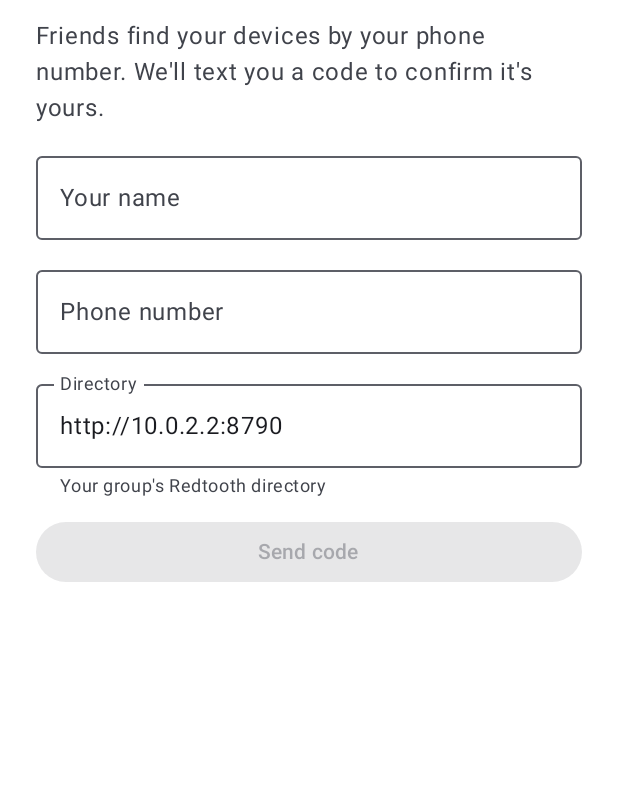
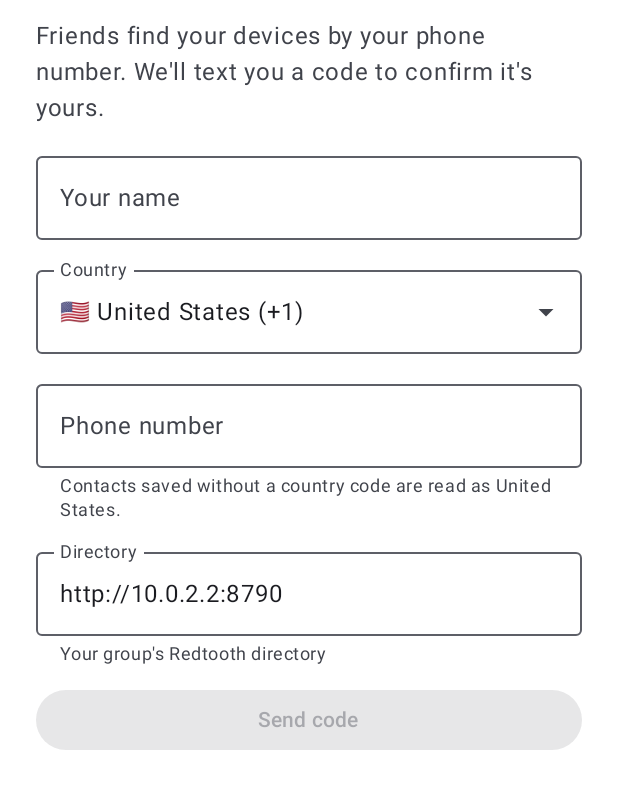
Before and after one commit to AdetayoKalejaiye/redtooth, an Android app built with Jetpack Compose: the screen it shows after launch (MainActivity), on a phone screen of 412 x 824 dp, the part 86-895 px from its top. Run offline under Robolectric (Android 15) with nearby library versions, the phone set to English and light mode, and no system bars; 1 statement that could not run was skipped.

Commit message:
Android: country-aware phone numbers
Kotlin Phones.normalize follows the desktop's per-country rules, with the
country table generated from redtooth/phones.py. The country defaults to the
SIM, then the network, then the language region, and is picked in sign-up
with a searchable country field. CoreSuite checks 35 fixture numbers and the
whole table against the desktop: 17 of 17 pass.

Co-Authored-By: Claude Opus 5.5 <noreply@anthropic.com>
Claude-Session: https://claude.ai/code/session_01KRfP859Q1unFBvEaTCuFcb

```diff
--- a/android/app/src/main/java/app/redtooth/android/RedtoothApp.kt
+++ b/android/app/src/main/java/app/redtooth/android/RedtoothApp.kt
@@ -28,15 +28,20 @@ import java.util.concurrent.TimeUnit
 class RedtoothApp : Application() {
     override fun onCreate() {
         super.onCreate()
+        Phones.country = Settings(this).country // before anything reads contacts
         Graph.init(this)
         Notifications.createChannels(this)
     }
 }
 
 /** Registration and preferences. */
-class Settings(ctx: Context) {
+class Settings(private val ctx: Context) {
     private val p = ctx.getSharedPreferences("redtooth", Context.MODE_PRIVATE)
     var name: String get() = p.getString("name", "") ?: ""; set(v) = p.edit().putString("name", v).apply()
+    /** Country for numbers saved without a country code: chosen at sign-up, defaulting to the SIM, then the network, then the language region. */
+    var country: String
+        get() = p.getString("country", null) ?: detectCountry(ctx)
+        set(v) { if (v.uppercase() in Phones.byIso) { p.edit().putString("country", v.uppercase()).apply(); Phones.country = v } }
     var phone: String get() = p.getString("phone", "") ?: ""; set(v) = p.edit().putString("phone", Phones.normalize(v)).apply()
     var directoryUrl: String get() = p.getString("directory", BuildConfig.DEFAULT_DIRECTORY) ?: BuildConfig.DEFAULT_DIRECTORY; set(v) = p.edit().putString("directory", v).apply()
     var token: String? get() = p.getString("token", null); set(v) = p.edit().putString("token", v).apply()
@@ -44,6 +49,12 @@ class Settings(ctx: Context) {
     val deviceName: String get() = "${name.substringBefore(' ').ifEmpty { "My" }}'s ${Build.MODEL}"
     var sharedDeviceIds: Set<String> get() = p.getStringSet("shared", emptySet()) ?: emptySet(); set(v) = p.edit().putStringSet("shared", v).apply()
     val registered get() = name.isNotEmpty() && phone.isNotEmpty() && token != null
+}
+
+fun detectCountry(ctx: Context): String {
+    val tm = ctx.getSystemService(Context.TELEPHONY_SERVICE) as? android.telephony.TelephonyManager
+    return listOf(tm?.simCountryIso, tm?.networkCountryIso, java.util.Locale.getDefault().country)
+        .map { it.orEmpty().uppercase() }.firstOrNull { it in Phones.byIso } ?: Phones.DEFAULT_COUNTRY
 }
 
 /** Incoming offers wait here until the user answers from the notification or the panel. */
--- a/android/app/src/main/java/app/redtooth/android/ui/MainActivity.kt
+++ b/android/app/src/main/java/app/redtooth/android/ui/MainActivity.kt
@@ -44,6 +44,8 @@ import app.redtooth.core.Device
 import app.redtooth.core.FileHit
 import app.redtooth.core.IncomingOffer
 import app.redtooth.core.Person
+import app.redtooth.core.Phones
+import app.redtooth.core.COUNTRIES
 import app.redtooth.core.Reply
 import app.redtooth.core.Transfer
 
@@ -262,13 +264,19 @@ fun Onboarding(vm: PanelViewModel, s: PanelState) {
     var phone by remember { mutableStateOf(Graph.settings.phone) }
     var dir by remember { mutableStateOf(Graph.settings.directoryUrl) }
     var code by remember { mutableStateOf("") }
+    var country by remember { mutableStateOf(Graph.settings.country) }
     Column(Modifier.fillMaxSize().systemBarsPadding().padding(24.dp), verticalArrangement = Arrangement.spacedBy(12.dp)) {
         Text("Redtooth", fontSize = 28.sp, fontWeight = FontWeight.Bold)
         Text("Friends find your devices by your phone number. We'll text you a code to confirm it's yours.", color = MaterialTheme.colorScheme.onSurfaceVariant)
         OutlinedTextField(name, { name = it }, label = { Text("Your name") }, modifier = Modifier.fillMaxWidth())
-        OutlinedTextField(phone, { phone = it }, label = { Text("Phone number") }, modifier = Modifier.fillMaxWidth())
+        CountryPicker(country) { country = it }
+        val cc = Phones.byIso[country]?.cc ?: "1"
+        OutlinedTextField(phone, { phone = it }, label = { Text("Phone number") }, prefix = { if (!phone.trimStart().startsWith("+")) Text("+$cc ") },
+            keyboardOptions = androidx.compose.foundation.text.KeyboardOptions(keyboardType = androidx.compose.ui.text.input.KeyboardType.Phone),
+            supportingText = { Text("Contacts saved without a country code are read as ${Phones.byIso[country]?.name ?: country}.") },
+            modifier = Modifier.fillMaxWidth())
         OutlinedTextField(dir, { dir = it }, label = { Text("Directory") }, modifier = Modifier.fillMaxWidth(), supportingText = { Text("Your group's Redtooth directory") })
-        if (!s.verificationSent) Button(onClick = { vm.requestCode(name, phone, dir) }, enabled = name.isNotBlank() && phone.isNotBlank(), modifier = Modifier.fillMaxWidth()) { Text("Send code") }
+        if (!s.verificationSent) Button(onClick = { vm.requestCode(name, phone, dir, country) }, enabled = name.isNotBlank() && phone.isNotBlank(), modifier = Modifier.fillMaxWidth()) { Text("Send code") }
         else {
             OutlinedTextField(code, { code = it }, label = { Text("Code") }, modifier = Modifier.fillMaxWidth())
             Button(onClick = { vm.verify(code) }, enabled = code.length >= 4, modifier = Modifier.fillMaxWidth()) { Text("Verify") }
@@ -276,3 +284,31 @@ fun Onboarding(vm: PanelViewModel, s: PanelState) {
         s.error?.let { Text(it, color = MaterialTheme.colorScheme.error) }
     }
 }
+
+/** Country for phone numbers: searchable dropdown of every country Redtooth knows the rules for. */
+@OptIn(ExperimentalMaterial3Api::class)
+@Composable
+fun CountryPicker(iso: String, onPick: (String) -> Unit) {
+    var open by remember { mutableStateOf(false) }
+    var query by remember { mutableStateOf("") }
+    val current = Phones.byIso[iso]
+    ExposedDropdownMenuBox(open, { open = it }) {
+        OutlinedTextField(
+            value = if (open) query else current?.let { "${flag(it.iso)} ${it.name} (+${it.cc})" } ?: iso,
+            onValueChange = { query = it; open = true },
+            label = { Text("Country") },
+            trailingIcon = { ExposedDropdownMenuDefaults.TrailingIcon(open) },
+            singleLine = true,
+            modifier = Modifier.menuAnchor(MenuAnchorType.PrimaryEditable).fillMaxWidth(),
+        )
+        val q = query.trim().lowercase().removePrefix("+")
+        val matches = COUNTRIES.sortedBy { it.name }.filter { q.isEmpty() || it.name.lowercase().startsWith(q) || it.iso.lowercase() == q || it.cc == q }
+        ExposedDropdownMenu(open, { open = false; query = "" }) {
+            matches.take(60).forEach { c ->
+                DropdownMenuItem(text = { Text("${flag(c.iso)} ${c.name}  +${c.cc}") }, onClick = { onPick(c.iso); open = false; query = "" })
+            }
+        }
+    }
+}
+
+private fun flag(iso: String) = iso.uppercase().map { String(Character.toChars(0x1F1E6 + (it - 'A'))) }.joinToString("")
--- a/android/app/src/main/java/app/redtooth/android/ui/PanelViewModel.kt
+++ b/android/app/src/main/java/app/redtooth/android/ui/PanelViewModel.kt
@@ -121,8 +121,9 @@ class PanelViewModel(app: Application) : AndroidViewModel(app) {
     }
 
     // ------------------------------------------------------------------ onboarding
-    fun requestCode(name: String, phone: String, directory: String) = viewModelScope.launch(Dispatchers.IO) {
+    fun requestCode(name: String, phone: String, directory: String, country: String) = viewModelScope.launch(Dispatchers.IO) {
         val s = Graph.settings
+        s.country = country // before the phone number, which is read with it
         s.name = name.trim(); s.phone = phone; s.directoryUrl = directory.trim()
         Graph.init(getApplication()) // rebuild clients with the new settings
         val r = runCatching { Graph.directory.startVerification(s.phone) }
--- /dev/null
+++ b/android/core/src/main/kotlin/app/redtooth/core/Countries.kt
@@ -0,0 +1,157 @@
+// Generated by tools/gen_country_tables.py from redtooth/phones.py. Do not edit.
+package app.redtooth.core
+
+data class Country(val iso: String, val name: String, val cc: String, val trunk: String = "0", val idd: String = "00")
+
+val COUNTRIES: List<Country> = listOf(
+    Country("US", "United States", "1", "1", "011"),
+    Country("CA", "Canada", "1", "1", "011"),
+    Country("PR", "Puerto Rico", "1", "1", "011"),
+    Country("JM", "Jamaica", "1", "1", "011"),
+    Country("TT", "Trinidad and Tobago", "1", "1", "011"),
+    Country("BS", "Bahamas", "1", "1", "011"),
+    Country("BB", "Barbados", "1", "1", "011"),
+    Country("DO", "Dominican Republic", "1", "1", "011"),
+    Country("MX", "Mexico", "52", "", "00"),
+    Country("GT", "Guatemala", "502", "", "00"),
+    Country("SV", "El Salvador", "503", "", "00"),
+    Country("HN", "Honduras", "504", "", "00"),
+    Country("NI", "Nicaragua", "505", "", "00"),
+    Country("CR", "Costa Rica", "506", "", "00"),
+    Country("PA", "Panama", "507", "", "00"),
+    Country("CU", "Cuba", "53", "0", "119"),
+    Country("HT", "Haiti", "509", "", "00"),
+    Country("CO", "Colombia", "57", "", "009"),
+    Country("VE", "Venezuela", "58", "0", "00"),
+    Country("EC", "Ecuador", "593", "0", "00"),
+    Country("PE", "Peru", "51", "0", "00"),
+    Country("BO", "Bolivia", "591", "0", "0010"),
+    Country("BR", "Brazil", "55", "0", "0014"),
+    Country("PY", "Paraguay", "595", "0", "00"),
+    Country("UY", "Uruguay", "598", "0", "00"),
+    Country("AR", "Argentina", "54", "0", "00"),
+    Country("CL", "Chile", "56", "", "00"),
+    Country("GB", "United Kingdom", "44", "0", "00"),
+    Country("IE", "Ireland", "353", "0", "00"),
+    Country("FR", "France", "33", "0", "00"),
+    Country("BE", "Belgium", "32", "0", "00"),
+    Country("NL", "Netherlands", "31", "0", "00"),
+    Country("LU", "Luxembourg", "352", "", "00"),
+    Country("DE", "Germany", "49", "0", "00"),
+    Country("AT", "Austria", "43", "0", "00"),
+    Country("CH", "Switzerland", "41", "0", "00"),
+    Country("IT", "Italy", "39", "", "00"),
+    Country("SM", "San Marino", "378", "", "00"),
+    Country("VA", "Vatican City", "379", "", "00"),
+    Country("MT", "Malta", "356", "", "00"),
+    Country("ES", "Spain", "34", "", "00"),
+    Country("PT", "Portugal", "351", "", "00"),
+    Country("AD", "Andorra", "376", "", "00"),
+    Country("MC", "Monaco", "377", "", "00"),
+    Country("DK", "Denmark", "45", "", "00"),
+    Country("NO", "Norway", "47", "", "00"),
+    Country("SE", "Sweden", "46", "0", "00"),
+    Country("FI", "Finland", "358", "0", "00"),
+    Country("IS", "Iceland", "354", "", "00"),
+    Country("EE", "Estonia", "372", "", "00"),
+    Country("LV", "Latvia", "371", "", "00"),
+    Country("LT", "Lithuania", "370", "0", "00"),
+    Country("PL", "Poland", "48", "", "00"),
+    Country("CZ", "Czechia", "420", "", "00"),
+    Country("SK", "Slovakia", "421", "0", "00"),
+    Country("HU", "Hungary", "36", "06", "00"),
+    Country("SI", "Slovenia", "386", "0", "00"),
+    Country("HR", "Croatia", "385", "0", "00"),
+    Country("BA", "Bosnia and Herzegovina", "387", "0", "00"),
+    Country("RS", "Serbia", "381", "0", "00"),
+    Country("ME", "Montenegro", "382", "0", "00"),
+    Country("MK", "North Macedonia", "389", "0", "00"),
+    Country("AL", "Albania", "355", "0", "00"),
+    Country("XK", "Kosovo", "383", "0", "00"),
+    Country("GR", "Greece", "30", "", "00"),
+    Country("CY", "Cyprus", "357", "", "00"),
+    Country("BG", "Bulgaria", "359", "0", "00"),
+    Country("RO", "Romania", "40", "0", "00"),
+    Country("MD", "Moldova", "373", "0", "00"),
+    Country("UA", "Ukraine", "380", "0", "00"),
+    Country("BY", "Belarus", "375", "8", "810"),
+    Country("RU", "Russia", "7", "8", "810"),
+    Country("KZ", "Kazakhstan", "7", "8", "810"),
+    Country("GE", "Georgia", "995", "0", "00"),
+    Country("AM", "Armenia", "374", "0", "00"),
+    Country("AZ", "Azerbaijan", "994", "0", "00"),
+    Country("TR", "Turkey", "90", "0", "00"),
+    Country("IL", "Israel", "972", "0", "00"),
+    Country("PS", "Palestine", "970", "0", "00"),
+    Country("LB", "Lebanon", "961", "0", "00"),
+    Country("JO", "Jordan", "962", "0", "00"),
+    Country("SY", "Syria", "963", "0", "00"),
+    Country("IQ", "Iraq", "964", "0", "00"),
+    Country("IR", "Iran", "98", "0", "00"),
+    Country("SA", "Saudi Arabia", "966", "0", "00"),
+    Country("AE", "United Arab Emirates", "971", "0", "00"),
+    Country("QA", "Qatar", "974", "", "00"),
+    Country("BH", "Bahrain", "973", "", "00"),
+    Country("KW", "Kuwait", "965", "", "00"),
+    Country("OM", "Oman", "968", "", "00"),
+    Country("YE", "Yemen", "967", "0", "00"),
+    Country("EG", "Egypt", "20", "0", "00"),
+    Country("MA", "Morocco", "212", "0", "00"),
+    Country("DZ", "Algeria", "213", "0", "00"),
+    Country("TN", "Tunisia", "216", "", "00"),
+    Country("LY", "Libya", "218", "0", "00"),
+    Country("NG", "Nigeria", "234", "0", "009"),
+    Country("GH", "Ghana", "233", "0", "00"),
+    Country("SN", "Senegal", "221", "", "00"),
+    Country("CI", "Côte d’Ivoire", "225", "", "00"),
+    Country("CM", "Cameroon", "237", "", "00"),
+    Country("KE", "Kenya", "254", "0", "000"),
+    Country("UG", "Uganda", "256", "0", "000"),
+    Country("TZ", "Tanzania", "255", "0", "000"),
+    Country("RW", "Rwanda", "250", "", "00"),
+    Country("ET", "Ethiopia", "251", "0", "00"),
+    Country("SO", "Somalia", "252", "0", "00"),
+    Country("SD", "Sudan", "249", "0", "00"),
+    Country("CD", "DR Congo", "243", "0", "00"),
+    Country("AO", "Angola", "244", "", "00"),
+    Country("ZM", "Zambia", "260", "0", "00"),
+    Country("ZW", "Zimbabwe", "263", "0", "00"),
+    Country("MZ", "Mozambique", "258", "", "00"),
+    Country("NA", "Namibia", "264", "0", "00"),
+    Country("BW", "Botswana", "267", "", "00"),
+    Country("ZA", "South Africa", "27", "0", "00"),
+    Country("MU", "Mauritius", "230", "", "00"),
+    Country("MG", "Madagascar", "261", "0", "00"),
+    Country("PK", "Pakistan", "92", "0", "00"),
+    Country("AF", "Afghanistan", "93", "0", "00"),
+    Country("IN", "India", "91", "0", "00"),
+    Country("BD", "Bangladesh", "880", "0", "00"),
+    Country("LK", "Sri Lanka", "94", "0", "00"),
+    Country("NP", "Nepal", "977", "0", "00"),
+    Country("MV", "Maldives", "960", "", "00"),
+    Country("UZ", "Uzbekistan", "998", "", "00"),
+    Country("KG", "Kyrgyzstan", "996", "0", "00"),
+    Country("TJ", "Tajikistan", "992", "", "810"),
+    Country("TM", "Turkmenistan", "993", "8", "810"),
+    Country("MN", "Mongolia", "976", "0", "001"),
+    Country("CN", "China", "86", "0", "00"),
+    Country("HK", "Hong Kong", "852", "", "001"),
+    Country("MO", "Macau", "853", "", "00"),
+    Country("TW", "Taiwan", "886", "0", "002"),
+    Country("JP", "Japan", "81", "0", "010"),
+    Country("KR", "South Korea", "82", "0", "001"),
+    Country("VN", "Vietnam", "84", "0", "00"),
+    Country("TH", "Thailand", "66", "0", "001"),
+    Country("KH", "Cambodia", "855", "0", "001"),
+    Country("LA", "Laos", "856", "0", "00"),
+    Country("MM", "Myanmar", "95", "0", "00"),
+    Country("MY", "Malaysia", "60", "0", "00"),
+    Country("SG", "Singapore", "65", "", "001"),
+    Country("ID", "Indonesia", "62", "0", "001"),
+    Country("PH", "Philippines", "63", "0", "00"),
+    Country("BN", "Brunei", "673", "", "00"),
+    Country("AU", "Australia", "61", "0", "0011"),
+    Country("NZ", "New Zealand", "64", "0", "00"),
+    Country("FJ", "Fiji", "679", "", "00"),
+    Country("PG", "Papua New Guinea", "675", "", "00")
+)
```
Also changed, not shown: android/core/src/main/kotlin/app/redtooth/core/Models.kt (+25 -11 lines), 3 other files.
